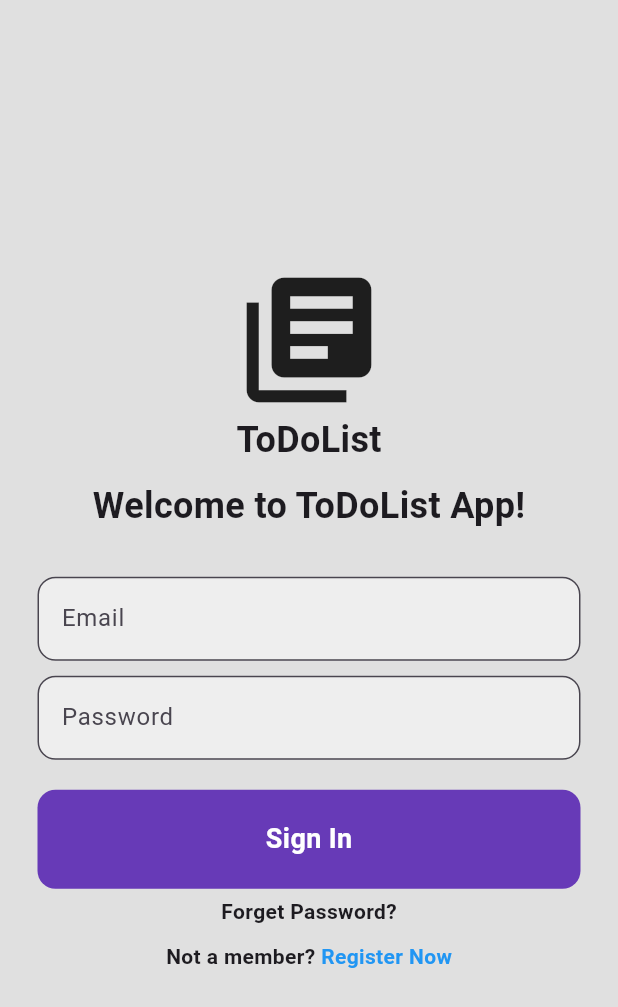
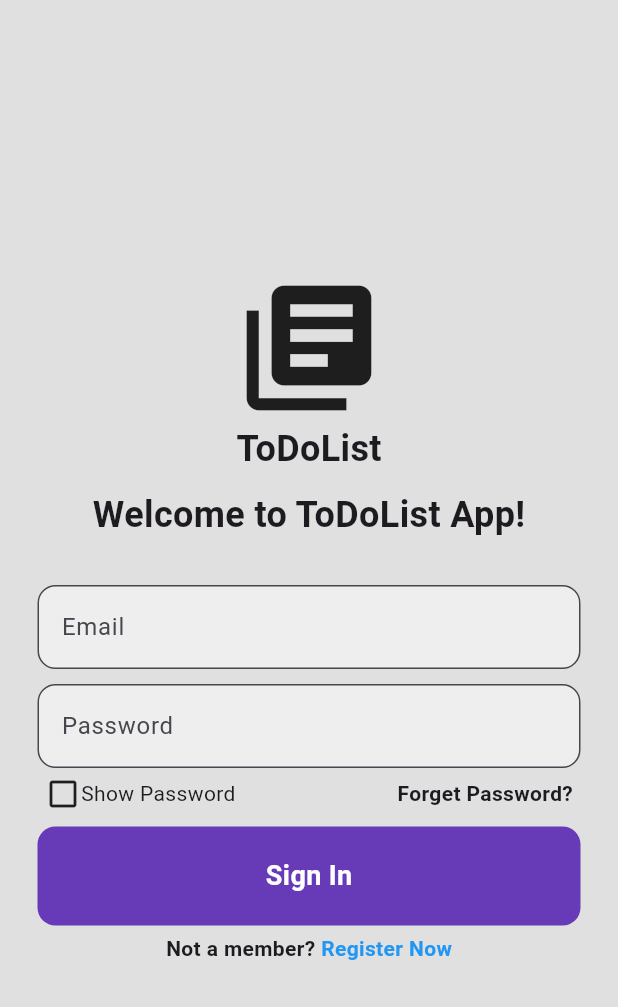
Before and after one commit to Taha17072003/ToDoList, a Flutter app: the screen it shows after launch, on a phone screen of 412 x 824 dp. Shown: the top 1007 px of the screen. Run offline on Flutter 3.47's test engine with Material 3 defaults, Android fonts, the phone set to English and light mode, and no system bars.

Commit message:
Fist Comit

```diff
--- a/lib/Screens/login_page.dart
+++ b/lib/Screens/login_page.dart
@@ -99,7 +99,29 @@ class _LoginPageState extends State<LoginPage> {
                 ),
               ),
 
-              SizedBox(height: 20),
+              SizedBox(height: 5),
+
+              // Forget Password
+              Container(
+                padding: EdgeInsets.only(right: 30, left: 30),
+                child: Row(
+                  mainAxisAlignment: MainAxisAlignment.spaceBetween,
+                  children: [
+                    Row(
+                      children: [
+                        Icon(
+                          Icons.check_box_outline_blank,
+
+                        ),
+                        Text('Show Password'),
+                      ],
+                    ),
+                    Text('Forget Password?', style: TextStyle(fontWeight: FontWeight.bold)),
+                  ],
+                ),
+              ),
+
+              SizedBox(height: 10),
 
               // ✅ Sign In Button
               Padding(
@@ -124,16 +146,6 @@ class _LoginPageState extends State<LoginPage> {
 
               SizedBox(height: 5),
 
-              // Forget Password
-              Row(
-                mainAxisAlignment: MainAxisAlignment.center,
-                children: [
-                  Text('Forget Password?', style: TextStyle(fontWeight: FontWeight.bold)),
-                ],
-              ),
-
-              SizedBox(height: 10),
-
               // Register Now
               Row(
                 mainAxisAlignment: MainAxisAlignment.center,
--- a/pubspec.yaml
+++ b/pubspec.yaml
@@ -30,6 +30,7 @@ environment:
 dependencies:
   flutter:
     sdk: flutter
+  http: ^1.3.0
 
   # The following adds the Cupertino Icons font to your application.
   # Use with the CupertinoIcons class for iOS style icons.
```
Also changed, not shown: lib/Screens/Home_Page.dart (+4 -6 lines), pubspec.lock, 2 other files.
